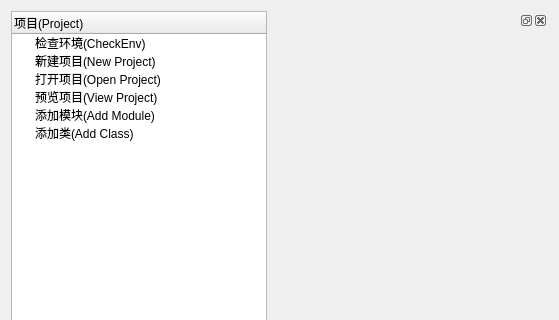
Above: app/src/qtmodules/QtProject/Forms/QDAProjectDialog.ui from coder4869/DevAssistant before the change; both pictures show x 0 to 559 and y 0 to 320 of the 559 by 556 pixel window. Below: the same form after it.
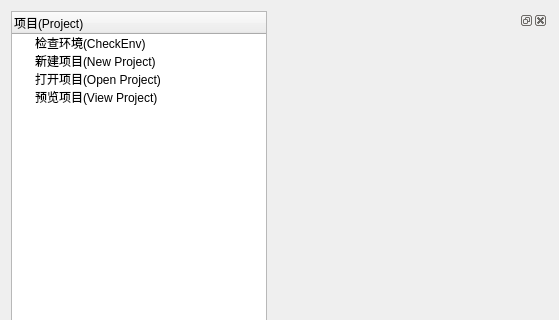
That is the form after the change.

```diff
--- a/app/src/qtmodules/QtProject/Forms/QDAProjectDialog.ui
+++ b/app/src/qtmodules/QtProject/Forms/QDAProjectDialog.ui
@@ -49,16 +49,6 @@
          <string>预览项目(View Project)</string>
         </property>
        </item>
-       <item>
-        <property name="text">
-         <string>添加模块(Add Module)</string>
-        </property>
-       </item>
-       <item>
-        <property name="text">
-         <string>添加类(Add Class)</string>
-        </property>
-       </item>
       </widget>
      </item>
      <item>
```
